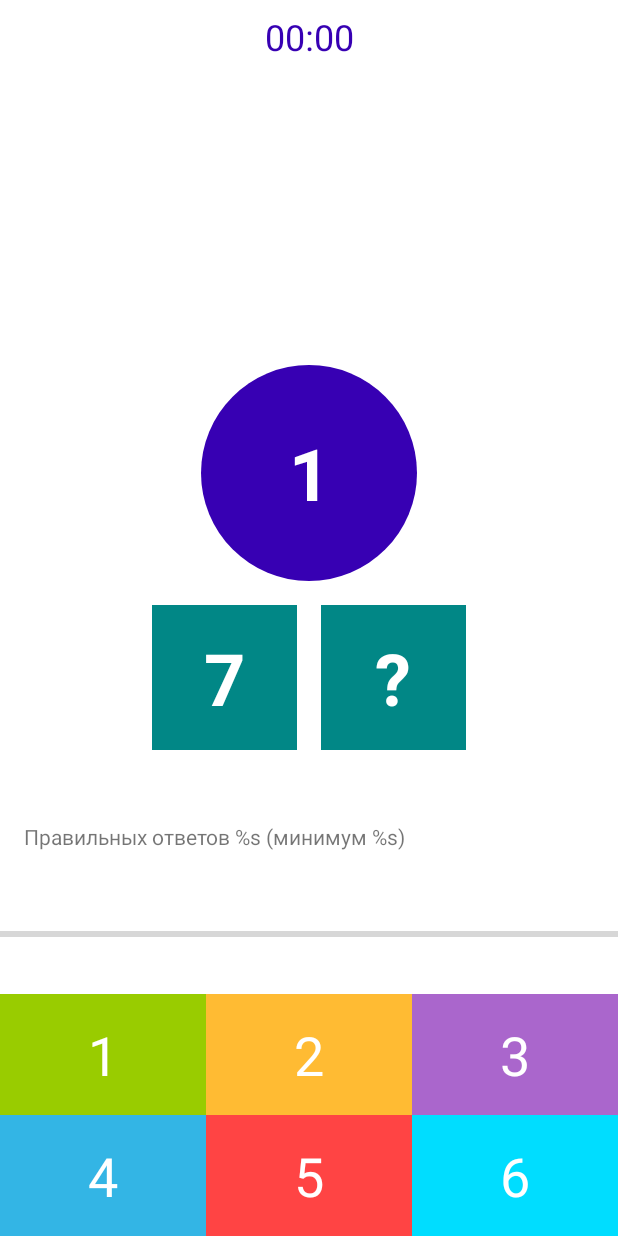
After one commit to dchugunoff/Composition, an Android app: the layout fragment_game.xml on its own in the app's theme, with its tools: preview values and no code run, on a phone screen of 412 x 824 dp. The commit adds this screen. Run offline under Robolectric (Android 15) with nearby library versions, the phone set to English and light mode, and no system bars.

Commit message:
created ChooseLevelFragment.kt, GameFinishedFragment.kt, GameFragment.kt, WelcomeFragment.kt.

```diff
--- /dev/null
+++ b/app/src/main/res/drawable/circle_background.xml
@@ -0,0 +1,6 @@
+<?xml version="1.0" encoding="utf-8"?>
+<?xml version="1.0" encoding="utf-8"?>
+<shape xmlns:android="http://schemas.android.com/apk/res/android"
+    android:shape="oval">
+    <solid android:color="@color/purple_700" />
+</shape>
--- /dev/null
+++ b/app/src/main/res/layout/fragment_game.xml
@@ -0,0 +1,153 @@
+<?xml version="1.0" encoding="utf-8"?>
+<androidx.constraintlayout.widget.ConstraintLayout xmlns:android="http://schemas.android.com/apk/res/android"
+    android:layout_width="match_parent"
+    android:layout_height="match_parent"
+    xmlns:tools="http://schemas.android.com/tools"
+    xmlns:app="http://schemas.android.com/apk/res-auto"
+    tools:context=".presentation.GameFragment">
+
+    <TextView
+        android:id="@+id/tv_timer"
+        android:layout_width="wrap_content"
+        android:layout_height="wrap_content"
+        android:layout_margin="8dp"
+        app:layout_constraintEnd_toEndOf="parent"
+        app:layout_constraintStart_toStartOf="parent"
+        app:layout_constraintTop_toTopOf="parent"
+        tools:text="00:00"
+        android:textSize="24sp"
+        android:textColor="@color/purple_700"/>
+
+    <TextView
+        android:id="@+id/tv_sum"
+        style="@style/QuestionTextStyle"
+        android:layout_width="144dp"
+        android:layout_height="144dp"
+        android:background="@drawable/circle_background"
+        app:layout_constraintStart_toStartOf="parent"
+        app:layout_constraintEnd_toEndOf="parent"
+        app:layout_constraintTop_toTopOf="parent"
+        app:layout_constraintBottom_toTopOf="@id/tv_left_number"
+        app:layout_constraintVertical_chainStyle="packed"
+        tools:text="1"/>
+
+    <TextView
+        android:id="@+id/tv_left_number"
+        android:layout_width="0dp"
+        android:layout_height="wrap_content"
+        style="@style/QuestionTextStyle"
+        app:layout_constraintDimensionRatio="1:1"
+        android:background="@color/teal_700"
+        tools:text="7"
+        app:layout_constraintStart_toStartOf="parent"
+        app:layout_constraintEnd_toStartOf="@id/tv_question"
+        app:layout_constraintHorizontal_chainStyle="packed"
+        app:layout_constraintBottom_toBottomOf="@id/tv_option_1"
+        app:layout_constraintTop_toBottomOf="@id/tv_sum"/>
+
+    <TextView
+        android:id="@+id/tv_question"
+        style="@style/QuestionTextStyle"
+        android:layout_width="0dp"
+        android:layout_height="wrap_content"
+        android:background="@color/teal_700"
+        android:text="@string/question_mark"
+        app:layout_constraintBottom_toBottomOf="@+id/tv_left_number"
+        app:layout_constraintDimensionRatio="1:1"
+        app:layout_constraintEnd_toEndOf="parent"
+        app:layout_constraintStart_toEndOf="@+id/tv_left_number"
+        app:layout_constraintTop_toTopOf="@+id/tv_left_number" />
+
+    <TextView
+        android:id="@+id/tv_option_1"
+        style="@style/OptionTextStyle"
+        android:layout_width="0dp"
+        android:layout_height="wrap_content"
+        android:background="@android:color/holo_green_light"
+        app:layout_constraintStart_toStartOf="parent"
+        app:layout_constraintBottom_toTopOf="@id/tv_option_4"
+        app:layout_constraintEnd_toStartOf="@id/tv_option_2"
+        app:layout_constraintHorizontal_chainStyle="spread"
+        tools:text="1"/>
+
+    <TextView
+        android:id="@+id/tv_option_2"
+        android:layout_width="0dp"
+        android:layout_height="wrap_content"
+        style="@style/OptionTextStyle"
+        android:background="@android:color/holo_orange_light"
+        app:layout_constraintBottom_toTopOf="@id/tv_option_4"
+        app:layout_constraintStart_toEndOf="@id/tv_option_1"
+        app:layout_constraintEnd_toStartOf="@id/tv_option_3"
+        tools:text="2"/>
+
+    <TextView
+        android:id="@+id/tv_option_3"
+        style="@style/OptionTextStyle"
+        tools:text="3"
+        android:layout_width="0dp"
+        app:layout_constraintBottom_toTopOf="@id/tv_option_4"
+        app:layout_constraintEnd_toEndOf="parent"
+        android:background="@android:color/holo_purple"
+        app:layout_constraintStart_toEndOf="@id/tv_option_2"
+        android:layout_height="wrap_content"/>
+
+    <TextView
+        android:id="@+id/tv_option_4"
+        style="@style/OptionTextStyle"
+        android:layout_width="0dp"
+        android:layout_height="wrap_content"
+        android:background="@android:color/holo_blue_light"
+        app:layout_constraintBottom_toBottomOf="parent"
+        app:layout_constraintStart_toStartOf="parent"
+        app:layout_constraintHorizontal_chainStyle="spread"
+        app:layout_constraintEnd_toStartOf="@+id/tv_option_5"
+        tools:text="4" />
+
+    <TextView
+        android:id="@+id/tv_option_5"
+        style="@style/OptionTextStyle"
+        android:layout_width="0dp"
+        android:layout_height="wrap_content"
+        android:background="@android:color/holo_red_light"
+        app:layout_constraintBottom_toBottomOf="parent"
+        app:layout_constraintStart_toEndOf="@id/tv_option_4"
+        app:layout_constraintEnd_toStartOf="@+id/tv_option_6"
+        tools:text="5" />
+
+    <TextView
+        android:id="@+id/tv_option_6"
+        style="@style/OptionTextStyle"
+        android:layout_width="0dp"
+        android:layout_height="wrap_content"
+        android:background="@android:color/holo_blue_bright"
+        app:layout_constraintBottom_toBottomOf="parent"
+        app:layout_constraintEnd_toEndOf="parent"
+        app:layout_constraintStart_toEndOf="@id/tv_option_5"
+        tools:text="6" />
+
+    <TextView
+        android:id="@+id/tv_answers_progress"
+        android:text="@string/progress_answers"
+        android:layout_margin="16dp"
+        android:layout_width="match_parent"
+        android:layout_height="wrap_content"
+        app:layout_constraintBottom_toTopOf="@id/progress_bar"
+        app:layout_constraintEnd_toEndOf="parent"
+        app:layout_constraintStart_toStartOf="parent"
+        app:layout_constraintTop_toBottomOf="@id/tv_left_number"
+        app:layout_constraintVertical_chainStyle="spread"/>
+
+    <ProgressBar
+        android:id="@+id/progress_bar"
+        style="?android:attr/progressBarStyleHorizontal"
+        android:layout_width="0dp"
+        android:layout_height="wrap_content"
+        android:max="100"
+        app:layout_constraintEnd_toEndOf="parent"
+        app:layout_constraintStart_toStartOf="parent"
+        app:layout_constraintBottom_toTopOf="@id/tv_option_2"
+        app:layout_constraintTop_toBottomOf="@id/tv_answers_progress"
+        android:secondaryProgressTint="@android:color/background_dark"/>
+
+</androidx.constraintlayout.widget.ConstraintLayout>
--- a/app/src/main/res/values/themes.xml
+++ b/app/src/main/res/values/themes.xml
@@ -13,4 +13,19 @@
         <item name="android:statusBarColor">?attr/colorPrimaryVariant</item>
         <!-- Customize your theme here. -->
     </style>
+
+    <style name="OptionTextStyle">
+        <item name="android:padding">16dp</item>
+        <item name="android:textSize">36sp</item>
+        <item name="android:gravity">center</item>
+        <item name="android:textColor">@color/white</item>
+    </style>
+    <style name="QuestionTextStyle">
+        <item name="android:padding">16dp</item>
+        <item name="android:textSize">48sp</item>
+        <item name="android:gravity">center</item>
+        <item name="android:textStyle">bold</item>
+        <item name="android:layout_margin">8dp</item>
+        <item name="android:textColor">@color/white</item>
+    </style>
 </resources>
```
Also changed, not shown: app/src/main/java/com/chugunov/composition/presentation/ChooseLevelFragment.kt (added, +19 -0 lines), app/src/main/java/com/chugunov/composition/presentation/GameFinishedFragment.kt (added, +19 -0 lines), app/src/main/java/com/chugunov/composition/presentation/GameFragment.kt (added, +19 -0 lines), app/src/main/java/com/chugunov/composition/presentation/WelcomeFragment.kt (added, +19 -0 lines), app/src/main/res/drawable/ic_brain.xml (added, +36 -0 lines), app/src/main/res/drawable/ic_sad.xml (added, +27 -0 lines), app/src/main/res/drawable/ic_smile.xml (added, +27 -0 lines), app/src/main/res/layout/activity_main.xml (+3 -12 lines), app/src/main/res/layout/fragment_choose_level.xml (added, +60 -0 lines), app/src/main/res/layout/fragment_game_finished.xml (added, +86 -0 lines), app/src/main/res/layout/fragment_welcome.xml (added, +59 -0 lines), app/src/main/res/values/strings.xml (+24 -0 lines).
